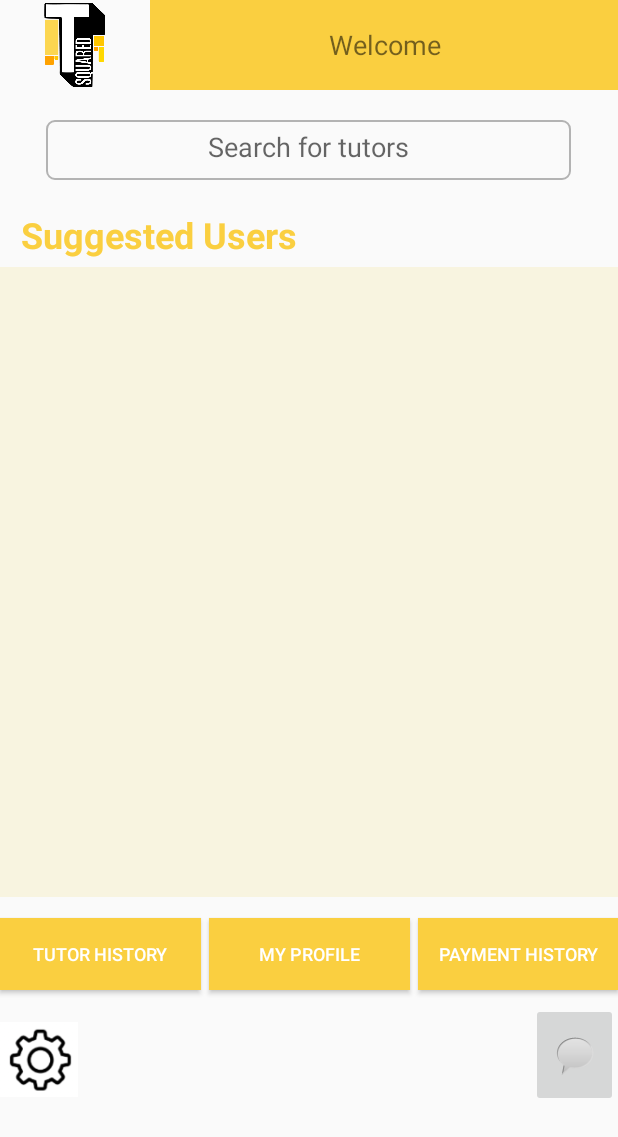
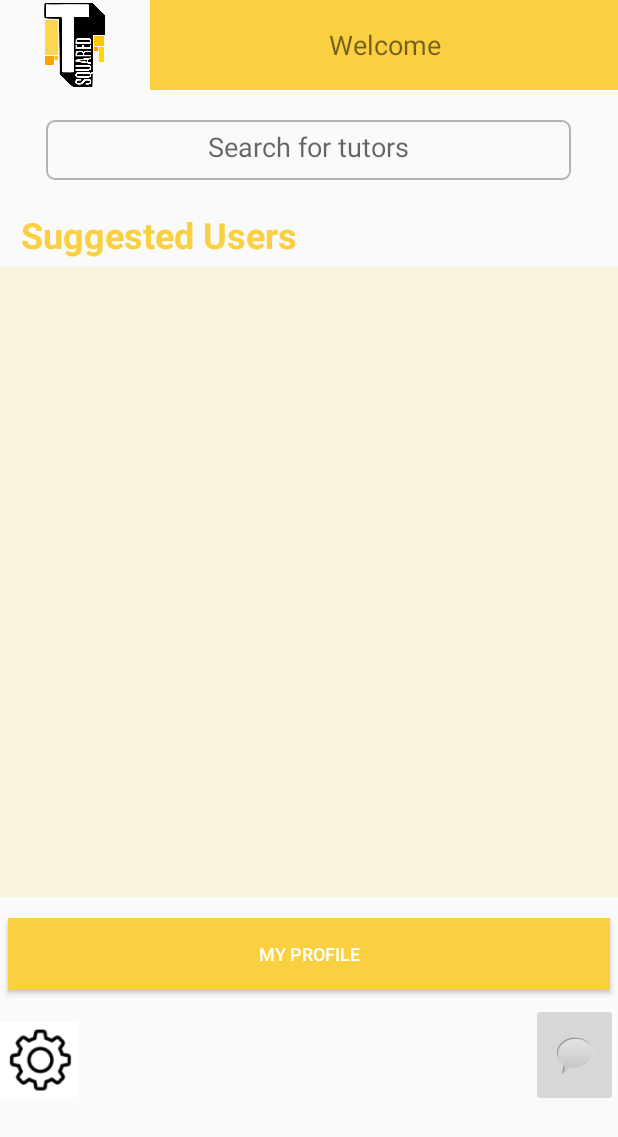
Before and after one commit to elba98/T2, an Android app: the layout activity_dashboard.xml on its own in the app's theme, with its tools: preview values and no code run, on a phone screen of 412 x 824 dp. Shown: the top 1137 px of the screen. Run offline under Robolectric (Android 15) with nearby library versions, the phone set to English and light mode, and no system bars.

Commit message:
Most of the settings are done.

```diff
--- a/app/src/main/java/com/cp317/t2/t2/DashboardActivity.java
+++ b/app/src/main/java/com/cp317/t2/t2/DashboardActivity.java
@@ -50,8 +50,6 @@ public class DashboardActivity extends AppCompatActivity {
         loadUserInfo();
 
         profile = (Button) findViewById(R.id.profile_button);
-        tutorHistory = (Button) findViewById(R.id.tutorHistory_button);
-        paymentHistory = (Button) findViewById(R.id.paymentHistory_button);
         settings = (ImageView) findViewById(R.id.settings_button);
         chat = (ImageButton) findViewById(R.id.chat_button);
         suggestedUsers = (TextView) findViewById(R.id.suggestedUsers_textView);
--- a/app/src/main/res/layout/activity_dashboard.xml
+++ b/app/src/main/res/layout/activity_dashboard.xml
@@ -99,18 +99,6 @@
             android:layout_height="65dp"
             android:orientation="horizontal">
 
-            <Button
-                android:id="@+id/tutorHistory_button"
-                android:layout_width="match_parent"
-                android:layout_height="wrap_content"
-                android:layout_gravity="center"
-                android:layout_weight="1"
-                android:background="@color/t2_orange_light"
-                android:backgroundTint="@color/t2_yellow"
-                android:text="Tutor History"
-                android:textSize="12sp"
-                android:textColor="@android:color/white" />
-
             <Space
                 android:layout_width="5dp"
                 android:layout_height="match_parent" />
@@ -133,17 +121,6 @@
                 android:layout_height="match_parent"
                 android:layout_weight="0" />
 
-            <Button
-                android:id="@+id/paymentHistory_button"
-                android:layout_width="match_parent"
-                android:layout_height="wrap_content"
-                android:layout_gravity="center"
-                android:layout_weight="1"
-                android:background="@color/t2_orange_light"
-                android:backgroundTint="@color/t2_yellow"
-                android:text="Payment History"
-                android:textSize="12sp"
-                android:textColor="@android:color/white"/>
         </LinearLayout>
 
         <LinearLayout
```
Also changed, not shown: app/src/main/java/com/cp317/t2/t2/TuteeProfileActivity.java (+47 -0 lines), app/src/main/java/com/cp317/t2/t2/TutorProfileActivity.java (+9 -3 lines), app/src/main/res/layout/activity_tutee_profile.xml (+4 -4 lines), app/src/main/res/layout/activity_tutor_profile.xml (+4 -4 lines).
